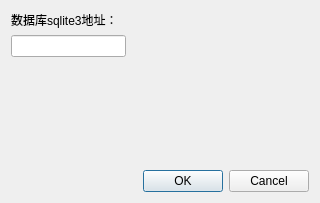
Qt form uis/setting.ui (jiaoyangkuohai/wallet) before a commit.
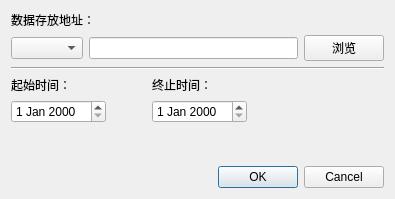
The same form after that commit.

What changed in the file:
```diff
--- a/uis/setting.ui
+++ b/uis/setting.ui
@@ -6,26 +6,63 @@
    <rect>
     <x>0</x>
     <y>0</y>
-    <width>320</width>
-    <height>203</height>
+    <width>395</width>
+    <height>199</height>
    </rect>
   </property>
   <property name="windowTitle">
    <string>Dialog</string>
   </property>
+  <layout class="QGridLayout" name="gridLayout_3">
+   <item row="0" column="0">
   <layout class="QGridLayout" name="gridLayout">
    <item row="0" column="0">
-    <layout class="QVBoxLayout" name="verticalLayout">
-     <item>
       <widget class="QLabel" name="label">
        <property name="text">
-        <string>数据库sqlite3地址：</string>
+        <string>数据存放地址：</string>
        </property>
       </widget>
+     </item>
+     <item row="1" column="0">
+      <layout class="QHBoxLayout" name="horizontalLayout">
+       <item>
+        <widget class="QComboBox" name="comboBox"/>
      </item>
      <item>
       <widget class="QLineEdit" name="lineEdit"/>
      </item>
+       <item>
+        <widget class="QPushButton" name="pushButton">
+         <property name="text">
+          <string>浏览</string>
+         </property>
+        </widget>
+       </item>
+      </layout>
+     </item>
+    </layout>
+   </item>
+   <item row="1" column="0">
+    <widget class="Line" name="line">
+     <property name="orientation">
+      <enum>Qt::Horizontal</enum>
+     </property>
+    </widget>
+   </item>
+   <item row="2" column="0">
+    <layout class="QGridLayout" name="gridLayout_2">
+     <item row="0" column="0">
+      <layout class="QVBoxLayout" name="verticalLayout">
+       <item>
+        <widget class="QLabel" name="label_2">
+         <property name="text">
+          <string>起始时间：</string>
+         </property>
+        </widget>
+       </item>
+       <item>
+        <widget class="QDateEdit" name="dateEdit"/>
+       </item>
     </layout>
    </item>
    <item row="0" column="1">
@@ -33,28 +70,60 @@
      <property name="orientation">
       <enum>Qt::Horizontal</enum>
      </property>
+       <property name="sizeType">
+        <enum>QSizePolicy::Fixed</enum>
+       </property>
      <property name="sizeHint" stdset="0">
       <size>
-       <width>177</width>
-       <height>17</height>
+         <width>40</width>
+         <height>20</height>
       </size>
      </property>
     </spacer>
    </item>
-   <item row="1" column="0">
+     <item row="0" column="2">
+      <layout class="QVBoxLayout" name="verticalLayout_2">
+       <item>
+        <widget class="QLabel" name="label_3">
+         <property name="text">
+          <string>终止时间：</string>
+         </property>
+        </widget>
+       </item>
+       <item>
+        <widget class="QDateEdit" name="dateEdit_2"/>
+       </item>
+      </layout>
+     </item>
+     <item row="0" column="3">
+      <spacer name="horizontalSpacer_2">
+       <property name="orientation">
+        <enum>Qt::Horizontal</enum>
+       </property>
+       <property name="sizeHint" stdset="0">
+        <size>
+         <width>40</width>
+         <height>20</height>
+        </size>
+       </property>
+      </spacer>
+     </item>
+    </layout>
+   </item>
+   <item row="3" column="0">
     <spacer name="verticalSpacer">
      <property name="orientation">
       <enum>Qt::Vertical</enum>
      </property>
      <property name="sizeHint" stdset="0">
       <size>
-       <width>109</width>
-       <height>105</height>
+       <width>20</width>
+       <height>37</height>
       </size>
      </property>
     </spacer>
    </item>
-   <item row="2" column="0" colspan="2">
+   <item row="4" column="0">
     <widget class="QDialogButtonBox" name="buttonBox">
      <property name="orientation">
       <enum>Qt::Horizontal</enum>
```
Lines whose indentation alone changed are shown as unchanged.
